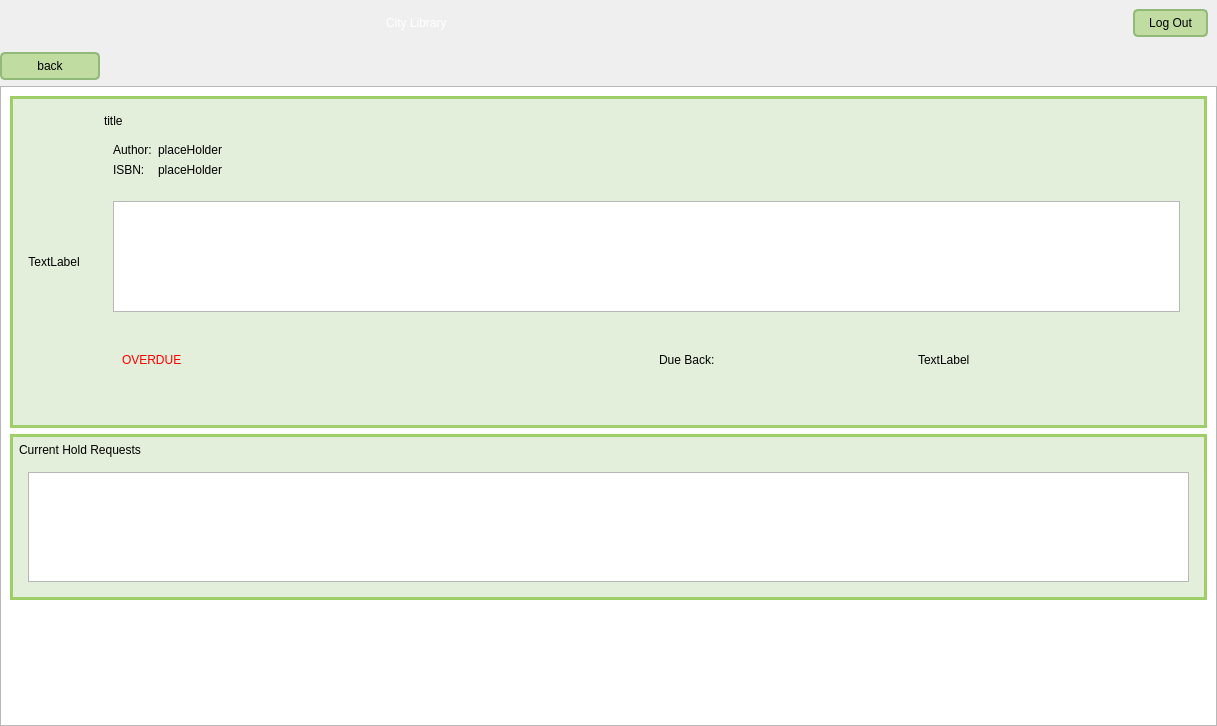
First picture: the form in viewBookInfo.ui, repository Mr-Beastman/CS106_A2, before the edit.
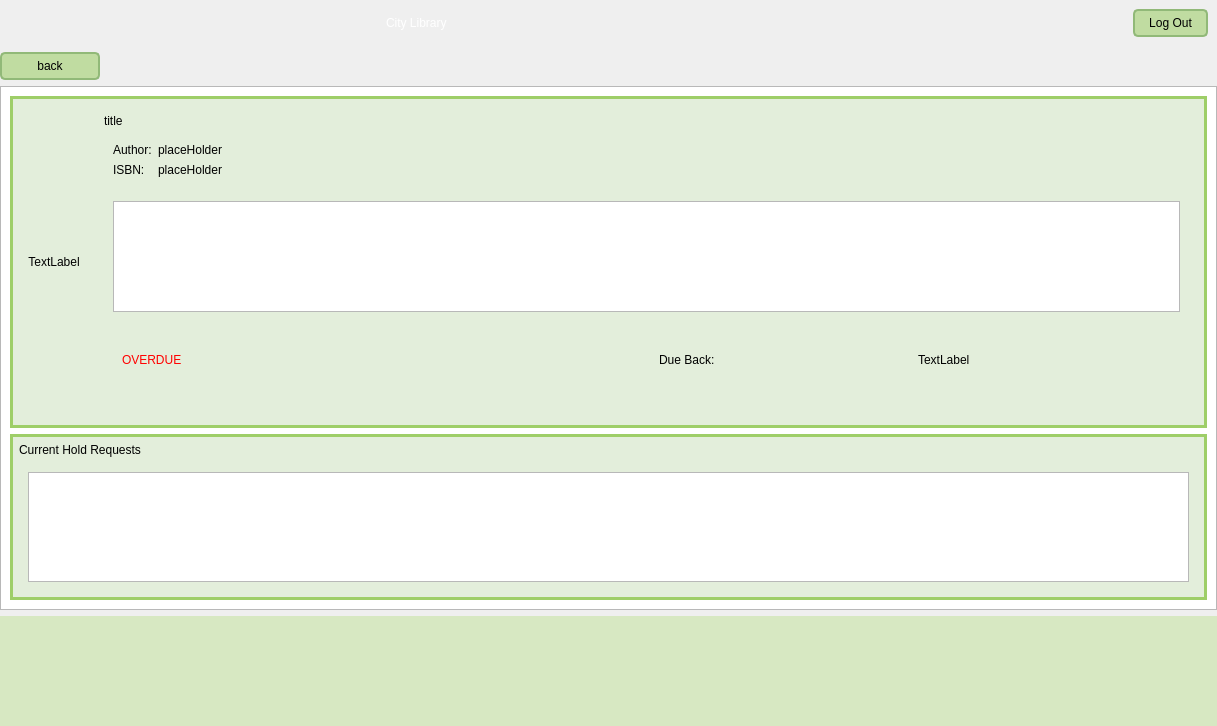
Second picture: the form after the edit. Icons and pictures are not drawn.

The edit to the form file:
```diff
--- a/viewBookInfo.ui
+++ b/viewBookInfo.ui
@@ -144,9 +144,9 @@
       <property name="geometry">
        <rect>
         <x>0</x>
-        <y>0</y>
+        <y>-46</y>
         <width>1201</width>
-        <height>604</height>
+        <height>488</height>
        </rect>
       </property>
       <property name="styleSheet">
@@ -715,6 +715,10 @@
          </layout>
         </widget>
        </item>
+      </layout>
+     </widget>
+    </widget>
+   </item>
        <item>
         <widget class="QWidget" name="footerBackground" native="true">
          <property name="minimumSize">
@@ -729,6 +733,11 @@
            <height>110</height>
           </size>
          </property>
+     <property name="styleSheet">
+      <string notr="true">#footerBackground{
+	background-color: rgb(215, 232, 194);
+}</string>
+     </property>
          <layout class="QGridLayout" name="gridLayout" columnstretch="0,0,0">
           <property name="leftMargin">
            <number>0</number>
@@ -779,10 +788,6 @@
            </spacer>
           </item>
          </layout>
-        </widget>
-       </item>
-      </layout>
-     </widget>
     </widget>
    </item>
   </layout>
```
Lines whose indentation alone changed are shown as unchanged.
